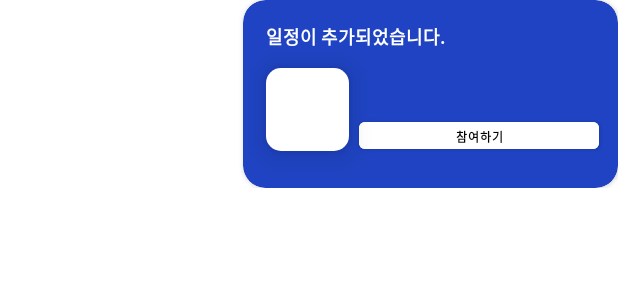
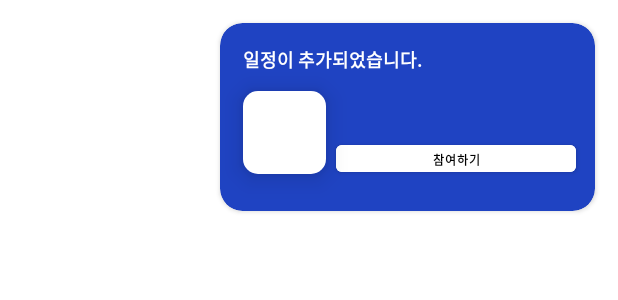
Before and after one commit to DSM-JAVA-PROJECT/Project-Flow_Android, an Android app: the layout chat_plan_item_mine.xml on its own in the app's theme, with its tools: preview values and no code run, on a phone screen of 412 x 824 dp. Shown: the top 300 px of the screen. Run offline under Robolectric (Android 15) with nearby library versions, the phone set to English and light mode, and no system bars; network calls fail.

Commit message:
[STYLE] Plan item mine margin

```diff
--- a/app/src/main/res/layout/chat_plan_item_mine.xml
+++ b/app/src/main/res/layout/chat_plan_item_mine.xml
@@ -8,6 +8,7 @@
         android:id="@+id/cardView2"
         android:layout_width="250dp"
         android:layout_height="125dp"
+        android:layout_margin="15dp"
         android:backgroundTint="@color/color_flow"
         app:cardCornerRadius="15dp"
         app:layout_constraintBottom_toBottomOf="parent"
```
